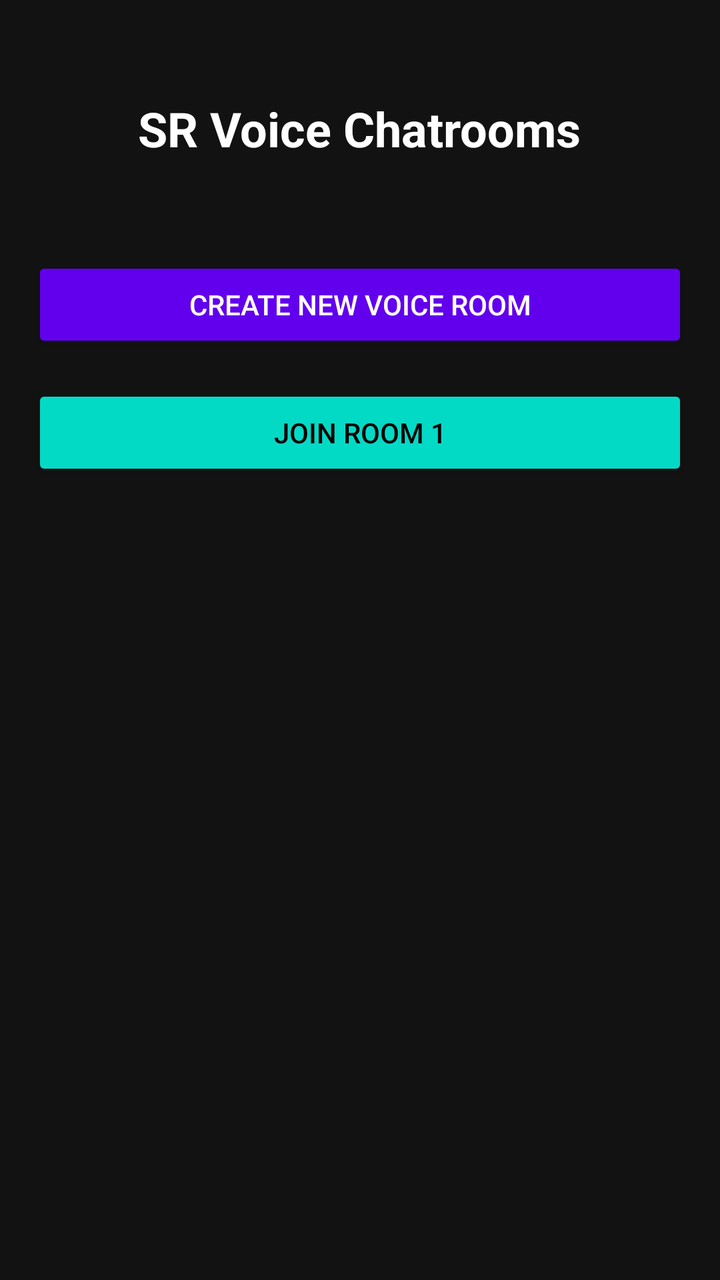
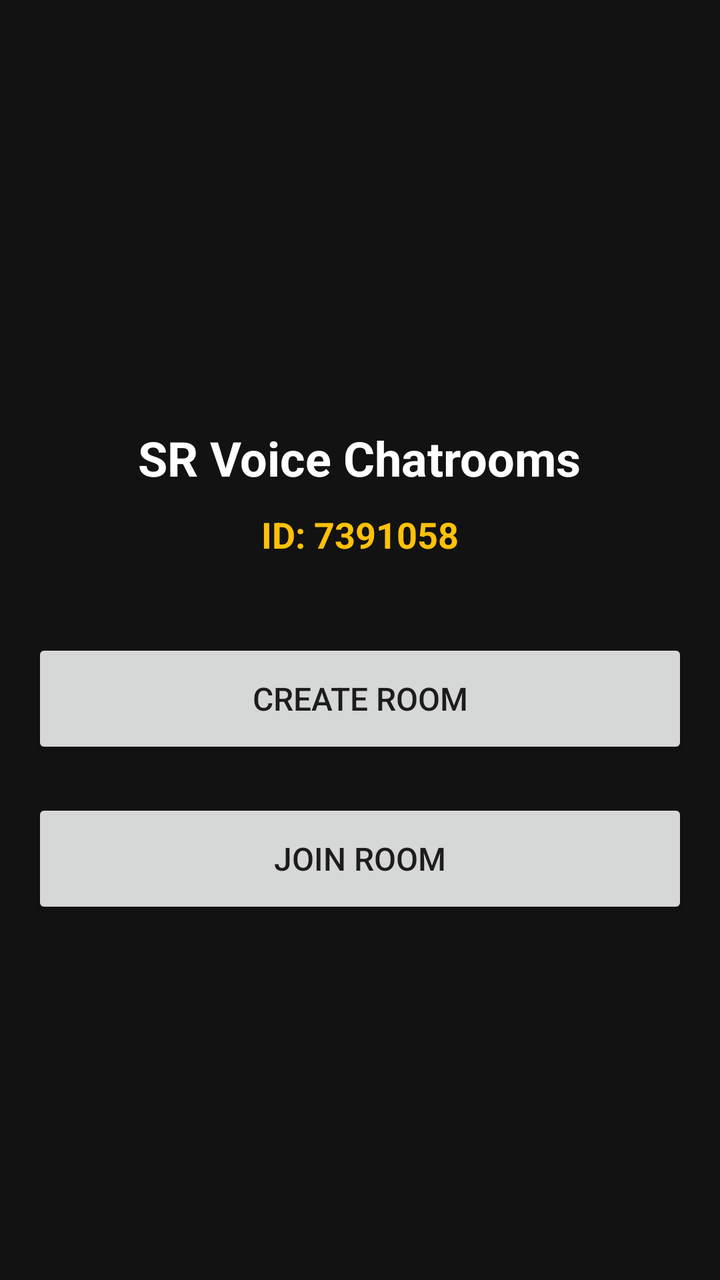

Compare the two renders of this Android layout. The source of the first and the diff that turns it into the second are given below.
<!-- AndroidManifest.xml: application theme Theme.AppCompat.DayNight.NoActionBar -->
<!-- res/layout/activity_main.xml -->
<?xml version="1.0" encoding="utf-8"?>
<LinearLayout xmlns:android="http://schemas.android.com/apk/res/android"
    android:layout_width="match_parent"
    android:layout_height="match_parent"
    android:orientation="vertical"
    android:padding="16dp"
    android:background="#121212"
    android:gravity="center_horizontal">

    <TextView
        android:layout_width="wrap_content"
        android:layout_height="wrap_content"
        android:text="SR Voice Chatrooms"
        android:textSize="24sp"
        android:textStyle="bold"
        android:textColor="#FFFFFF"
        android:layout_marginTop="32dp"
        android:layout_marginBottom="48dp" />

    <Button
        android:id="@+id/createRoomButton"
        android:layout_width="match_parent"
        android:layout_height="wrap_content"
        android:text="Create New Voice Room"
        android:backgroundTint="#6200EE"
        android:textColor="#FFFFFF"
        android:layout_marginBottom="16dp"
        android:padding="12dp" />

    <Button
        android:id="@+id/joinRoomButton"
        android:layout_width="match_parent"
        android:layout_height="wrap_content"
        android:text="Join Room 1"
        android:backgroundTint="#03DAC6"
        android:textColor="#000000"
        android:padding="12dp" />

</LinearLayout>
<!-- resources referenced by this layout -->
<resources>

</resources>

<!-- the commit's change to res/layout/activity_main.xml (unified diff, before → after) -->
@@ -5,7 +5,7 @@
     android:orientation="vertical"
     android:padding="16dp"
     android:background="#121212"
-    android:gravity="center_horizontal">
+    android:gravity="center">
 
     <TextView
         android:layout_width="wrap_content"
@@ -15,25 +15,31 @@
         android:textStyle="bold"
         android:textColor="#FFFFFF"
         android:layout_marginTop="32dp"
-        android:layout_marginBottom="48dp" />
+        android:layout_marginBottom="10dp" />
+
+    <TextView
+        android:id="@+id/userIdTextView"
+        android:layout_width="wrap_content"
+        android:layout_height="wrap_content"
+        android:text="ID: 7391058"
+        android:textSize="18sp"
+        android:textStyle="bold"
+        android:textColor="#FFC107"
+        android:layout_marginBottom="40dp" />
 
     <Button
         android:id="@+id/createRoomButton"
         android:layout_width="match_parent"
-        android:layout_height="wrap_content"
-        android:text="Create New Voice Room"
-        android:backgroundTint="#6200EE"
-        android:textColor="#FFFFFF"
-        android:layout_marginBottom="16dp"
-        android:padding="12dp" />
+        android:layout_height="60dp"
+        android:text="CREATE ROOM"
+        android:textSize="16sp"
+        android:layout_marginBottom="20dp" />
 
     <Button
         android:id="@+id/joinRoomButton"
         android:layout_width="match_parent"
-        android:layout_height="wrap_content"
-        android:text="Join Room 1"
-        android:backgroundTint="#03DAC6"
-        android:textColor="#000000"
-        android:padding="12dp" />
+        android:layout_height="60dp"
+        android:text="JOIN ROOM"
+        android:textSize="16sp" />
 
 </LinearLayout>
